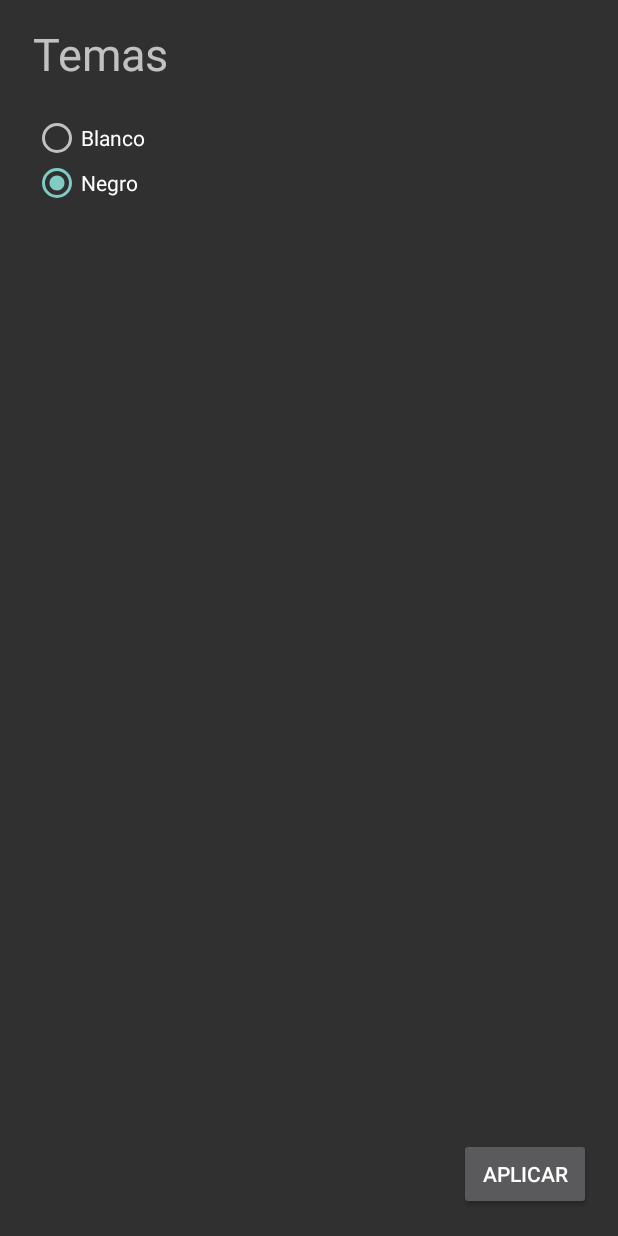
After one commit to ReneGV/WhatWhatch-android, an Android app: the fragment SettingsFragment shown on its own in the app's theme, on a phone screen of 412 x 824 dp. The commit adds this screen. Run offline under Robolectric (Android 15) with nearby library versions, the phone set to English and light mode, and no system bars.

Commit message:
Fragment Settings

```diff
--- /dev/null
+++ b/Movies/build.gradle
@@ -0,0 +1 @@
+// Top-level build file where you can add configuration options common to all sub-projects/modules.
--- a/app/build.gradle
+++ b/app/build.gradle
@@ -25,6 +25,7 @@ dependencies {
     implementation 'com.android.support:appcompat-v7:26.1.0'
     implementation 'com.android.support.constraint:constraint-layout:1.0.2'
     implementation 'com.android.support:design:26.1.0'
+    implementation 'com.android.support:support-v4:26.1.0'
     testImplementation 'junit:junit:4.12'
     androidTestImplementation 'com.android.support.test:runner:1.0.1'
     androidTestImplementation 'com.android.support.test.espresso:espresso-core:3.0.1'
--- /dev/null
+++ b/app/src/main/java/com/varchar/whatwatch/SettingsFragment.java
@@ -0,0 +1,134 @@
+package com.varchar.whatwatch;
+
+
+import android.content.SharedPreferences;
+import android.os.Bundle;
+import android.preference.PreferenceManager;
+import android.service.carrier.CarrierMessagingService;
+import android.support.design.widget.Snackbar;
+import android.support.v4.app.Fragment;
+import android.view.LayoutInflater;
+import android.view.View;
+import android.view.ViewGroup;
+import android.widget.RadioButton;
+import android.widget.RadioGroup;
+
+//import com.varchar.WhatWatch.R;
+
+/**
+ * A simple {@link Fragment} subclass.
+ * Use the {@link SettingsFragment#newInstance} factory method to
+ * create an instance of this fragment.
+ */
+public class SettingsFragment extends Fragment {
+    // TODO: Rename parameter arguments, choose names that match
+    // the fragment initialization parameters, e.g. ARG_ITEM_NUMBER
+    private static final String ARG_PARAM1 = "param1";
+    private static final String ARG_PARAM2 = "param2";
+
+    public RadioGroup themeRadioGroup = null;
+    private RadioButton whiteRadioButton = null;
+    private RadioButton blackRadioButton = null;
+    final String  APPLICATION_THEME = "ApplicationTheme";
+
+    // TODO: Rename and change types of parameters
+    private String mParam1;
+    private String mParam2;
+
+
+    public SettingsFragment() {
+        // Required empty public constructor
+    }
+
+    /**
+     * Use this factory method to create a new instance of
+     * this fragment using the provided parameters.
+     *
+     * @param param1 Parameter 1.
+     * @param param2 Parameter 2.
+     * @return A new instance of fragment SettingsFragment.
+     */
+    // TODO: Rename and change types and number of parameters
+    public static SettingsFragment newInstance(String param1, String param2) {
+        SettingsFragment fragment = new SettingsFragment();
+        Bundle args = new Bundle();
+        args.putString(ARG_PARAM1, param1);
+        args.putString(ARG_PARAM2, param2);
+        fragment.setArguments(args);
+        return fragment;
+    }
+
+    @Override
+    public void onCreate(Bundle savedInstanceState) {
+        super.onCreate(savedInstanceState);
+        if (getArguments() != null) {
+            mParam1 = getArguments().getString(ARG_PARAM1);
+            mParam2 = getArguments().getString(ARG_PARAM2);
+        }
+
+
+
+
+    }
+
+    @Override
+    public View onCreateView(LayoutInflater inflater, ViewGroup container,
+                             Bundle savedInstanceState) {
+
+        View fragment = inflater.inflate(R.layout.fragment_settings, container, false);
+        //themeRadioGroup =(RadioGroup) fragment.findViewWithTag(themeRadioGroup);
+        //blackRadioButton = (RadioButton) fragment.findViewWithTag(blackRadioButton);
+        //whiteRadioButton = (RadioButton)fragment.findViewWithTag(whiteRadioButton);
+        themeRadioGroup = (RadioGroup)fragment.findViewById(R.id.themeRadioGroup);
+        blackRadioButton = (RadioButton)fragment.findViewById(R.id.blackRadioButton);
+        whiteRadioButton = (RadioButton)fragment.findViewById(R.id.whiteRadioButton);
+
+
+        SharedPreferences preferences = PreferenceManager.getDefaultSharedPreferences(getActivity());
+        final SharedPreferences.Editor editor = preferences.edit();
+
+        //SharedPreferences preferences = PreferenceManager.getDefaultSharedPreferences(getActivity());
+        int theme = preferences.getInt(APPLICATION_THEME,0);
+        switch (theme){
+            case 0:
+                blackRadioButton.setChecked(true);
+                whiteRadioButton.setChecked(false);
+                break;
+            case 1:
+            default:
+                blackRadioButton.setChecked(false);
+                whiteRadioButton.setChecked(true);
+                break;
+        }
+
+
+
+
+        themeRadioGroup.setOnCheckedChangeListener(new RadioGroup.OnCheckedChangeListener() {
+            @Override
+            public void onCheckedChanged(RadioGroup group, int checkedId) {
+                //Snackbar.make(getView(), "Cierra y vuelve a abrir",Snackbar.LENGTH_LONG).show();
+                Snackbar.make(getActivity().findViewById(android.R.id.content), "Cierra y vuelve a abrir para ver los cambios",Snackbar.LENGTH_LONG).show();
+                switch (checkedId) {
+                    case R.id.whiteRadioButton:
+                        editor.putInt(APPLICATION_THEME, 1);
+                        break;
+                    case R.id.blackRadioButton:
+                        editor.putInt(APPLICATION_THEME,0);
+                        break;
+                    default:
+                        editor.putInt(APPLICATION_THEME, 1);
+                        break;
+                }
+                editor.apply();
+
+
+            }
+        });
+        // Inflate the layout for this fragment
+        //return inflater.inflate(R.layout.fragment_settings, container, false);
+        return fragment;
+    }
+
+
+}
--- a/app/src/main/res/layout/content_main.xml
+++ b/app/src/main/res/layout/content_main.xml
@@ -2,6 +2,7 @@
 <android.support.constraint.ConstraintLayout xmlns:android="http://schemas.android.com/apk/res/android"
     xmlns:app="http://schemas.android.com/apk/res-auto"
     xmlns:tools="http://schemas.android.com/tools"
+    android:id="@+id/containerMain"
     android:layout_width="match_parent"
     android:layout_height="match_parent"
     app:layout_behavior="@string/appbar_scrolling_view_behavior"
--- /dev/null
+++ b/app/src/main/res/layout/fragment_settings.xml
@@ -0,0 +1,54 @@
+<RelativeLayout
+    xmlns:android="http://schemas.android.com/apk/res/android"
+    xmlns:tools="http://schemas.android.com/tools"
+    android:layout_width="match_parent"
+    android:layout_height="match_parent"
+    tools:context="com.varchar.whatwatch.SettingsFragment">
+
+    <!-- TODO: Update blank fragment layout -->
+    <TextView
+        android:layout_width="200dp"
+        android:layout_height="50dp"
+        android:layout_alignParentStart="true"
+        android:layout_alignParentTop="true"
+        android:layout_marginStart="22dp"
+        android:layout_marginTop="15dp"
+        android:text="Temas"
+        android:textSize="30sp"
+        android:id="@+id/textView" />
+
+    <RadioGroup
+        android:id="@+id/themeRadioGroup"
+        android:layout_width="wrap_content"
+        android:layout_height="60dp"
+        android:layout_alignStart="@+id/textView"
+        android:layout_below="@+id/textView"
+        android:layout_marginTop="11dp" >
+
+        <RadioButton
+            android:id="@+id/whiteRadioButton"
+            android:layout_width="wrap_content"
+            android:layout_height="wrap_content"
+            android:layout_weight="1"
+            android:text="Blanco" />
+
+        <RadioButton
+            android:id="@+id/blackRadioButton"
+            android:layout_width="wrap_content"
+            android:layout_height="wrap_content"
+            android:layout_weight="1"
+            android:text="Negro" />
+    </RadioGroup>
+
+    <Button
+        android:id="@+id/applyButton"
+        android:layout_width="wrap_content"
+        android:layout_height="wrap_content"
+        android:layout_alignParentBottom="true"
+        android:layout_alignParentEnd="true"
+        android:layout_marginBottom="17dp"
+        android:layout_marginEnd="18dp"
+        android:text="Aplicar" />
+
+
+</RelativeLayout>
--- a/app/src/main/res/values/strings.xml
+++ b/app/src/main/res/values/strings.xml
@@ -4,4 +4,7 @@
 
     <string name="navigation_drawer_open">Open navigation drawer</string>
     <string name="navigation_drawer_close">Close navigation drawer</string>
+
+    <!-- TODO: Remove or change this placeholder text -->
+    <string name="hello_blank_fragment">Hello blank fragment</string>
 </resources>
```
Also changed, not shown: app/src/main/java/com/varchar/whatwatch/MainActivity.java (+29 -4 lines), app/src/main/java/com/varchar/whatwatch/SeriesFragment.java (added, +66 -0 lines), app/src/main/res/layout/fragment_series.xml (added, +13 -0 lines), Movies/gradle/wrapper/gradle-wrapper.properties (added), 4 other files.
